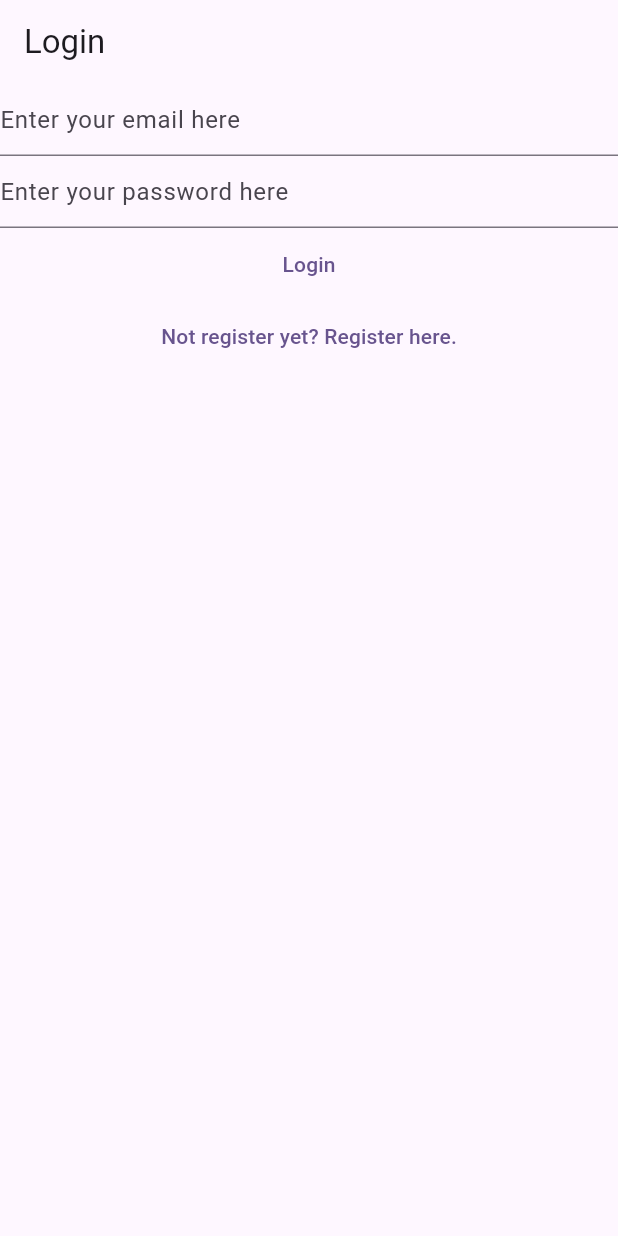
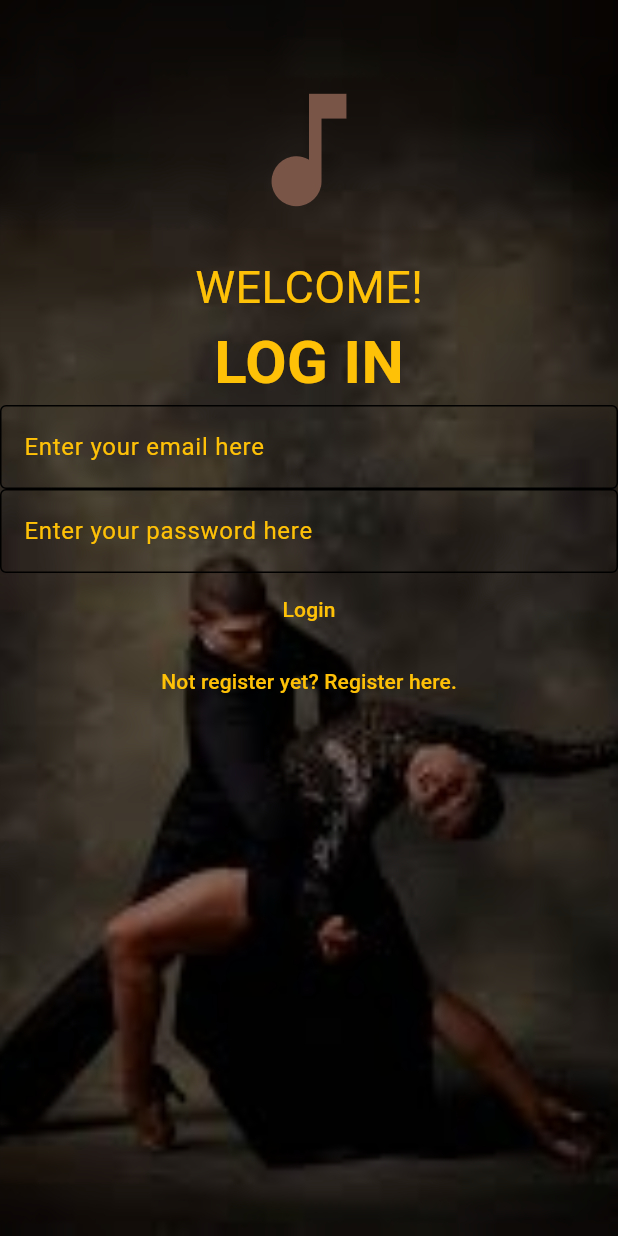
Before and after one commit to cding2000/Rexburg-Dancing, a Flutter app: the screen it shows after launch, on a phone screen of 412 x 824 dp. Run offline on Flutter 3.47's test engine with Material 2 defaults, Android fonts, the light colour scheme and no system bars; our stand-ins replace cloud_firestore, firebase_auth, firebase_core; accounts and stored records are empty.

Commit message:
Add bg for login page

```diff
--- a/lib/constant/routs.dart
+++ b/lib/constant/routs.dart
@@ -1,3 +1,4 @@
+import 'package:rexburgdancing/views/venue_detail_view.dart';
 import 'package:rexburgdancing/views/vierfy_email_view.dart';
 
 const loginRoute = '/login/';
@@ -5,3 +6,4 @@ const registerRoute = '/register/';
 const venueRoute = '/venues/';
 const verfiyEmailRoute = '/verify-email/';
 const newVenueRoute = '/new-venue/';
+const venueDetailRoute = '/venue-detail/';
--- a/lib/main.dart
+++ b/lib/main.dart
@@ -1,9 +1,11 @@
 import 'package:flutter/material.dart';
+import 'package:path/path.dart';
 import 'package:rexburgdancing/constant/routs.dart';
 import 'package:rexburgdancing/services/auth/auth_service.dart';
 import 'package:rexburgdancing/views/login_views.dart';
 import 'package:rexburgdancing/views/register_views.dart';
 import 'package:rexburgdancing/views/venue/new_venue.dart';
+import 'package:rexburgdancing/views/venue_detail_view.dart';
 import 'package:rexburgdancing/views/venue_view.dart';
 import 'package:rexburgdancing/views/vierfy_email_view.dart';
 
@@ -22,6 +24,7 @@ void main() {
         venueRoute: (context) => const DanceVenueView(),
         verfiyEmailRoute: (context) => const VerfiyEmailView(),
         newVenueRoute:(context) =>  const NewVenueView(),
+        venueDetailRoute:(context) => const VenueDetailPage(),
 
       },
     ));
--- a/lib/views/login_views.dart
+++ b/lib/views/login_views.dart
@@ -36,16 +36,34 @@ class _LoginViewState extends State<LoginView> {
   @override
   Widget build(BuildContext context) {
     return Scaffold(
-      appBar: AppBar(title: const Text('Login'),),
-      body: Column(
+      body:
+       Container(
+        decoration: const BoxDecoration(
+          image: DecorationImage(
+            image: AssetImage("accests/images/dance.jpg"),
+            fit: BoxFit.cover,
+            colorFilter: ColorFilter.mode(Colors.black45, BlendMode.darken),
+          ),
+        ),
+       child: Column(
             children: [
+              const SizedBox(height: 50),
+              const Icon(Icons.music_note, size: 100, color: Colors.brown,),
+              const SizedBox(height: 20),
+              const Text('WELCOME!', style: TextStyle(fontSize: 30, color: Colors.amber),),
+              const Text('LOG IN', style: TextStyle(fontSize: 40, fontWeight: FontWeight.bold, color: Colors.amber),),
               TextField(
                 controller: _email,
                 autocorrect: false,
                 enableSuggestions: false,
                 keyboardType: TextInputType.emailAddress,
+                style: const TextStyle(color: Colors.amber),
                 decoration: const InputDecoration(
-                  hintText: 'Enter your email here'
+                  hintText: 'Enter your email here',
+                  hintStyle: TextStyle(color: Colors.amber),
+                  enabledBorder: OutlineInputBorder(
+                    borderSide: BorderSide(color: Colors.black)
+                  ),
                 ),
 
               ),
@@ -54,8 +72,14 @@ class _LoginViewState extends State<LoginView> {
                 obscureText: true,
                 autocorrect: false,
                 enableSuggestions: false,
+                style: const TextStyle(color: Colors.amber),
                 decoration: const InputDecoration(
-                  hintText: 'Enter your password here'
+                  enabledBorder: OutlineInputBorder(
+                    borderSide: BorderSide(color: Colors.black)
+                  ),
+                  hintText: 'Enter your password here',
+                  hintStyle: TextStyle(color: Colors.amber),
+
                 ),
               ),
               TextButton(
@@ -82,7 +106,7 @@ class _LoginViewState extends State<LoginView> {
                   on WrongpasswordAuthException{await showErrorDialog(context, 'Wrong password',);}
                   on GenericAuthException{await showErrorDialog(context, 'Authentic error',);}
                 },
-                child: const Text('Login'),
+                child: const Text('Login',style: TextStyle(color: Colors.amber),),
                 ),
                 TextButton(onPressed: (){
                   Navigator.of(context).pushNamedAndRemoveUntil(registerRoute
@@ -90,10 +114,10 @@ class _LoginViewState extends State<LoginView> {
                   );
 
                 },
-                child: const Text('Not register yet? Register here.'),
+                child: const Text('Not register yet? Register here.',style: TextStyle(color: Colors.amber),),
                 )
             ],
           ),
-    );
+    ));
   }
 }
--- a/pubspec.yaml
+++ b/pubspec.yaml
@@ -68,8 +68,8 @@ flutter:
   uses-material-design: true
 
   # To add assets to your application, add an assets section, like this:
-  # assets:
-  #   - images/a_dot_burr.jpeg
+  assets:
+    - accests/images/dance.jpg
   #   - images/a_dot_ham.jpeg
 
   # An image asset can refer to one or more resolution-specific "variants", see
```
Also changed, not shown: lib/views/dance_list.dart (+15 -0 lines), lib/views/venue_detail_view.dart (added, +45 -0 lines), accests/images/dance.jpg (added).
